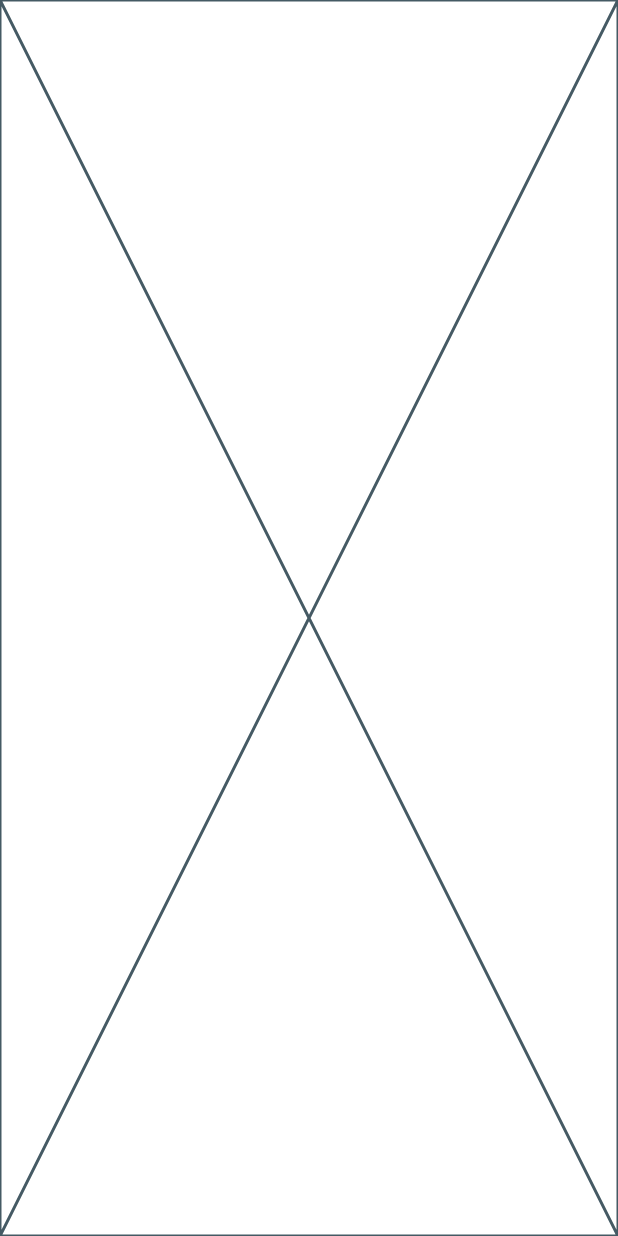
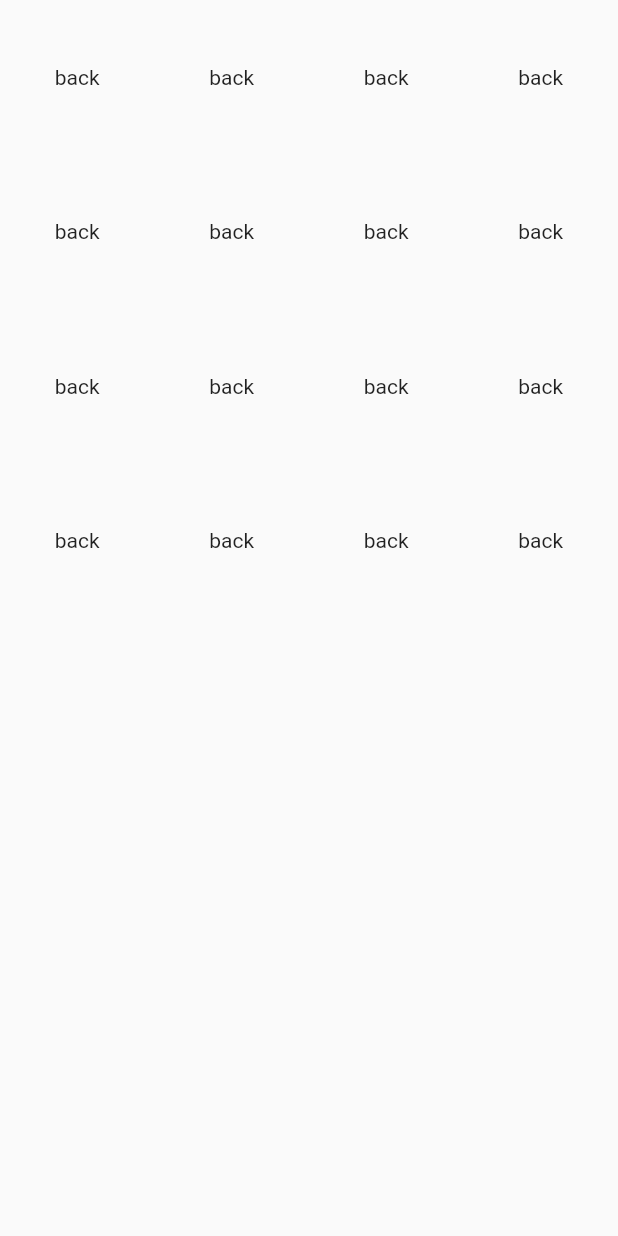
Before and after one commit to nikiforov5000/flip-cards-memory-game, a Flutter app: the screen it shows after launch, on a phone screen of 412 x 824 dp. Run offline on Flutter 3.47's test engine with Material 2 defaults, Android fonts, the light colour scheme and no system bars.

Commit message:
grid 4x4 and card widget

```diff
--- a/lib/main.dart
+++ b/lib/main.dart
@@ -1,3 +1,4 @@
+import 'package:del_flip_card_game/widgets/card_grid_view.dart';
 import 'package:flutter/material.dart';
 
 void main() {
@@ -9,6 +10,10 @@ class MyApp extends StatelessWidget {
 
   @override
   Widget build(BuildContext context) {
-    return const Placeholder();
+    return MaterialApp(
+      home: Scaffold(
+        body: CardGridView(),
+      ),
+    );
   }
 }
--- a/lib/models/card.dart
+++ b/lib/models/card.dart
@@ -1,6 +1,6 @@
-class Card {
+class FlippingCard {
   bool isMatched = false;
   bool isFlipped = false;
-  final String label;
-  Card(this.label);
+  final int label;
+  FlippingCard(this.label);
 }
--- /dev/null
+++ b/lib/widgets/card_grid_view.dart
@@ -0,0 +1,41 @@
+import 'package:del_flip_card_game/models/card.dart';
+import 'package:del_flip_card_game/widgets/card_widget.dart';
+import 'package:flutter/material.dart';
+
+class CardGridView extends StatefulWidget {
+  CardGridView({Key? key}) : super(key: key);
+
+  @override
+  State<CardGridView> createState() => _CardGridViewState();
+}
+
+class _CardGridViewState extends State<CardGridView> {
+
+  List<FlippingCard> list = [];
+  @override
+  void initState() {
+    seedCardList();
+    super.initState();
+  }
+
+  @override
+  Widget build(BuildContext context) {
+    return GridView.count(
+      crossAxisCount: 4,
+      children: list.map((card) {
+        return FlippingCardWidget(
+          onTap: () {},
+          card: card,
+        );
+      }).toList(),
+    );
+  }
+
+  void seedCardList() {
+    for (int i = 0; i < 8; ++i) {
+      list.add(FlippingCard(i + 1));
+      list.add(FlippingCard(i + 1));
+    }
+    list.shuffle();
+  }
+}
--- /dev/null
+++ b/lib/widgets/card_widget.dart
@@ -0,0 +1,30 @@
+import 'package:flutter/material.dart';
+import 'package:del_flip_card_game/models/card.dart';
+
+class FlippingCardWidget extends StatelessWidget {
+  final FlippingCard card;
+  final VoidCallback onTap;
+  const FlippingCardWidget({required this.onTap,required this.card, Key? key}) : super(key: key);
+
+  @override
+  Widget build(BuildContext context) {
+    return GestureDetector(
+      onTap: onTap,
+      child: Center(
+        child: Container(
+          child: card.isFlipped
+              ? getFace()
+              : getBack(),
+        ),
+      ),
+    );
+  }
+
+  Text getFace() {
+    return Text(card.label.toString());
+  }
+
+  Text getBack() {
+    return Text('back');
+  }
+}
```
